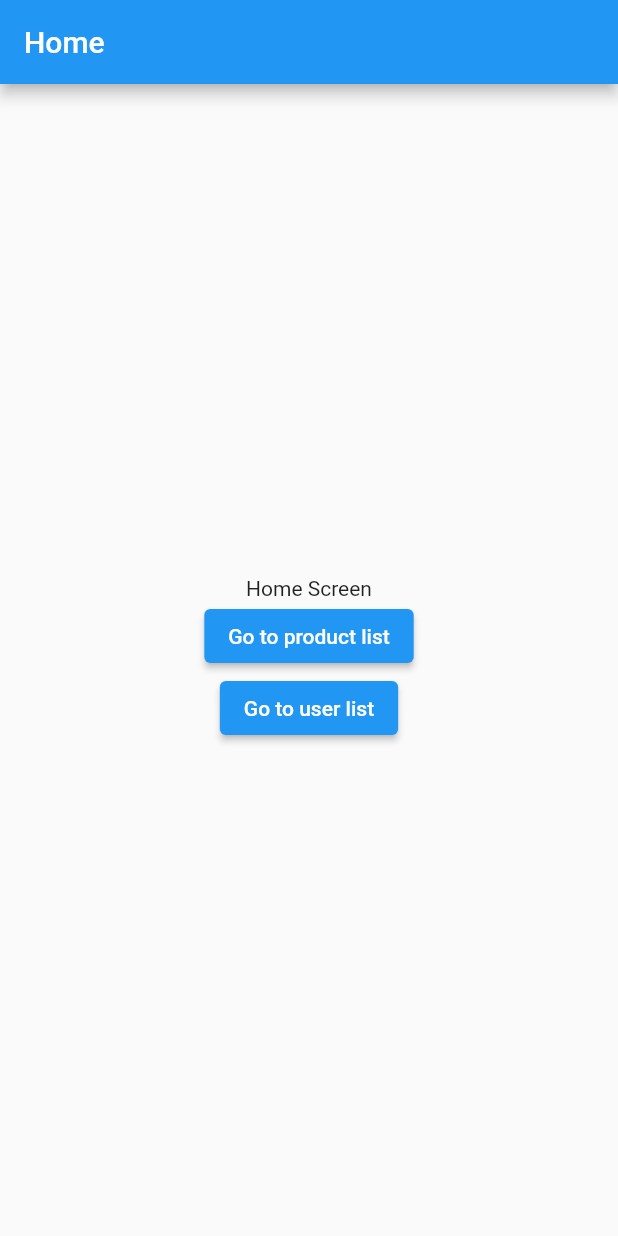
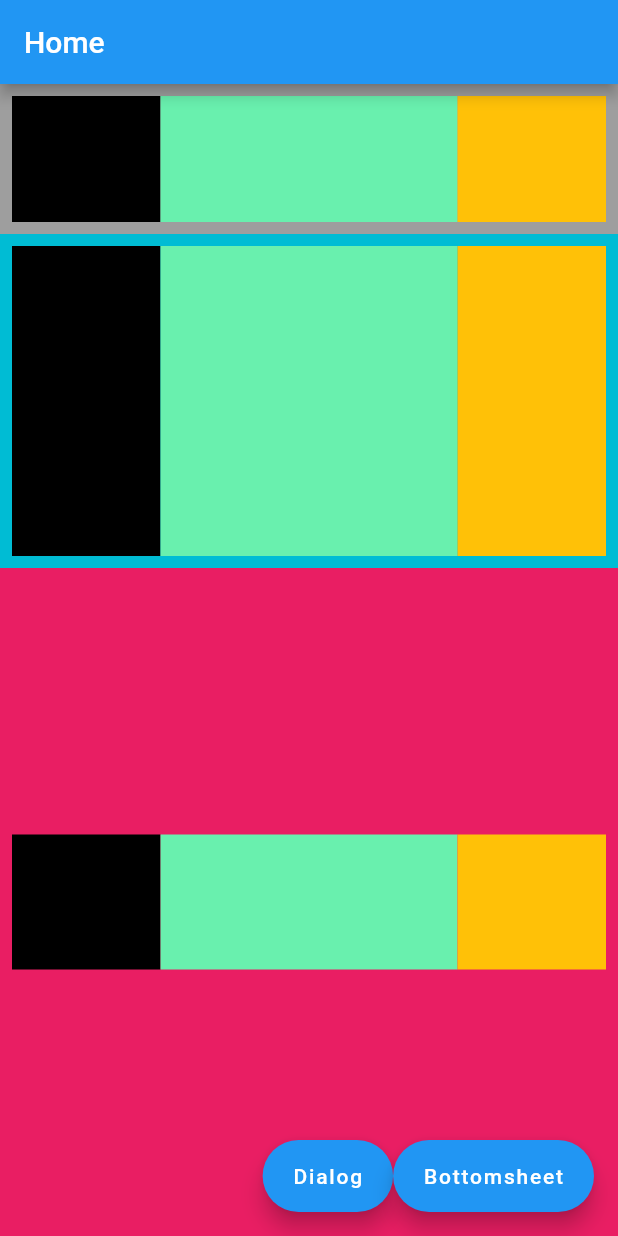
Before and after one commit to RafatMeraz/ostad-flutter-batch-three, a Flutter app: the screen it shows after launch, on a phone screen of 412 x 824 dp. Run offline on Flutter 3.47's test engine with Material 2 defaults, Android fonts, the light colour scheme and no system bars.

Commit message:
module 7 class 3 live class

```diff
--- a/intro_widget/lib/home.dart
+++ b/intro_widget/lib/home.dart
@@ -1,6 +1,4 @@
 import 'package:flutter/material.dart';
-import 'package:intro_widget/prodcuts_list.dart';
-import 'package:intro_widget/users_screen.dart';
 
 class HomeScreen extends StatefulWidget {
   const HomeScreen({Key? key}) : super(key: key);
@@ -16,39 +14,194 @@ class _HomeScreenState extends State<HomeScreen> {
       appBar: AppBar(
         title: const Text('Home'),
       ),
-      body: Center(
-        child: Column(
-          mainAxisAlignment: MainAxisAlignment.center,
+      body: Column(
         children: [
-            const Text('Home Screen'),
-            ElevatedButton(
+          Container(
+            color: Colors.grey,
+            height: 100,
+            child: Padding(
+              padding: const EdgeInsets.all(8.0),
+              child: Row(
+                children: [
+                  Expanded(
+                    child: Container(
+                      color: Colors.black,
+                      height: 90,
+                    ),
+                  ),
+                  Flexible(
+                    flex: 2,
+                    fit: FlexFit.tight,
+                    child: Container(
+                      color: Colors.greenAccent,
+                      height: 90,
+                    ),
+                  ),
+                  Expanded(
+                    child: Container(
+                      color: Colors.amber,
+                      height: 90,
+                    ),
+                  ),
+                ],
+              ),
+            ),
+          ),
+          Expanded(
+            child: Container(
+              color: Colors.cyan,
+              height: 100,
+              child: Padding(
+                padding: const EdgeInsets.all(8.0),
+                child: Row(
+                  children: [
+                    Expanded(
+                      child: Container(
+                        color: Colors.black,
+                      ),
+                    ),
+                    Flexible(
+                      flex: 2,
+                      fit: FlexFit.tight,
+                      child: Container(
+                        color: Colors.greenAccent,
+                      ),
+                    ),
+                    Expanded(
+                      child: Container(
+                        color: Colors.amber,
+                      ),
+                    ),
+                  ],
+                ),
+              ),
+            ),
+          ),
+          Flexible(
+            fit: FlexFit.tight,
+            flex: 2,
+            child: Container(
+              color: Colors.pink,
+              height: 100,
+              child: Padding(
+                padding: const EdgeInsets.all(8.0),
+                child: Row(
+                  children: [
+                    Expanded(
+                      child: Container(
+                        color: Colors.black,
+                        height: 90,
+                      ),
+                    ),
+                    Flexible(
+                      flex: 2,
+                      fit: FlexFit.tight,
+                      child: Container(
+                        color: Colors.greenAccent,
+                        height: 90,
+                      ),
+                    ),
+                    Expanded(
+                      child: Container(
+                        color: Colors.amber,
+                        height: 90,
+                      ),
+                    ),
+                  ],
+                ),
+              ),
+            ),
+          ),
+        ],
+      ),
+      floatingActionButton: Row(
+        mainAxisAlignment: MainAxisAlignment.end,
+        children: [
+          FloatingActionButton.extended(
             onPressed: () {
-                // product list screen move koro
-                // Navigator
-                // screen to screen = (route)
-                // route managed by router = Navigator
-                Navigator.push(
-                  context,
-                  MaterialPageRoute(
-                    builder: (_) => ProductListScreen(),
+              showDialog(
+                  context: context,
+                  barrierDismissible: false,
+                  barrierColor: Colors.transparent,
+                  builder: (context) {
+                    return AlertDialog(
+                      shadowColor: Colors.grey,
+                      titlePadding: const EdgeInsets.only(left: 16),
+                      title: Row(
+                        mainAxisAlignment: MainAxisAlignment.spaceBetween,
+                        children: [
+                          const Text('Message'),
+                          IconButton(
+                            onPressed: () {
+                              Navigator.pop(context);
+                            },
+                            icon: const Icon(Icons.close),
                           ),
+                        ],
+                      ),
+                      content: const Column(
+                        mainAxisSize: MainAxisSize.min,
+                        children: [
+                          Text('Welcome to our app'),
+                          Text('Welcome to our app'),
+                          Text('Welcome to our app'),
+                          Text('Welcome to our app'),
+                          Text('Welcome to our app'),
+                        ],
+                      ),
+                      contentPadding: const EdgeInsets.all(24),
+                      shape: RoundedRectangleBorder(
+                          borderRadius: BorderRadius.circular(8)),
+                      actions: [
+                        OutlinedButton(
+                            onPressed: () {}, child: const Text('Confirm'))
+                      ],
                     );
+                  });
             },
-              child: const Text('Go to product list'),
+            label: const Text('Dialog'),
           ),
-            ElevatedButton(
+          FloatingActionButton.extended(
             onPressed: () {
-                Navigator.push(
-                  context,
-                  MaterialPageRoute(
-                    builder: (_) => UserScreen(),
-                  ),
-                );
+              // TODO - Challenge: showBottomSheet - solve this error and make bottom sheet visible
+
+              showModalBottomSheet(
+                  context: context,
+                  isScrollControlled: true,
+                  useSafeArea: true,
+                  shape: const RoundedRectangleBorder(
+                      borderRadius: BorderRadius.only(
+                    topLeft: Radius.circular(16),
+                    topRight: Radius.circular(16),
+                  )),
+                  builder: (context) {
+                    return Column(
+                      children: [
+                        Row(
+                          mainAxisAlignment: MainAxisAlignment.spaceBetween,
+                          children: [
+                            const Text('Title', style: TextStyle(
+                              fontSize: 24,
+                              fontWeight: FontWeight.w500
+                            ),),
+                            IconButton(
+                              icon: const Icon(Icons.close),
+                              onPressed: () {
+                                Navigator.pop(context);
                               },
-              child: const Text('Go to user list'),
                             )
                           ],
                         ),
+                        Divider(
+                          color: Colors.pink,
+                        ),
+                      ],
+                    );
+                  });
+            },
+            label: const Text('Bottomsheet'),
+          ),
+        ],
       ),
     );
   }
```
Also changed, not shown: intro_widget/lib/prodcuts_list.dart (deleted, +0 -56 lines), intro_widget/lib/product_details.dart (deleted, +0 -26 lines), intro_widget/lib/users_screen.dart (deleted, +0 -56 lines). Lines whose indentation alone changed are shown as unchanged.
